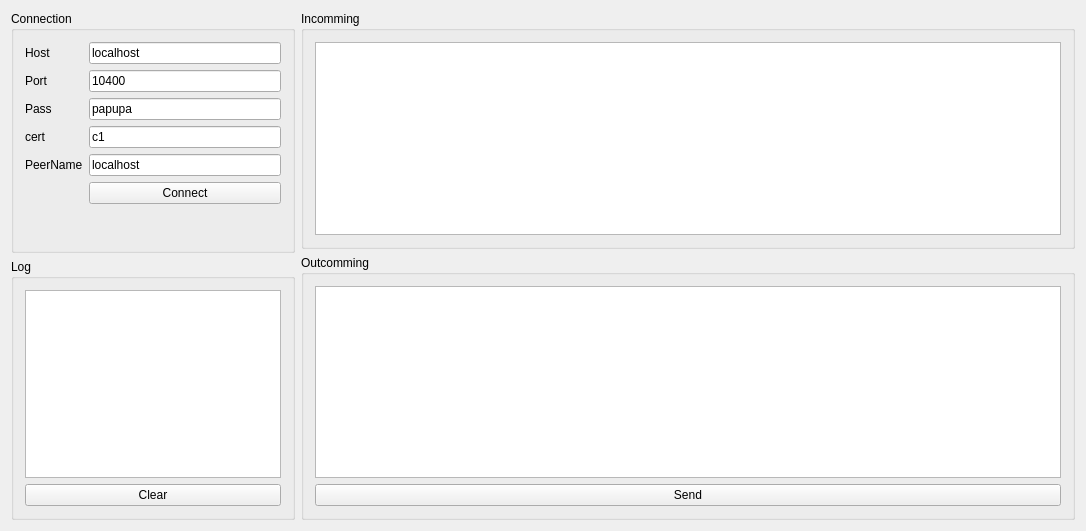
First picture: the form in software/tools/simpleClient/simpleClient/MainWindow.ui, repository ddomurad/mibot, before the edit.
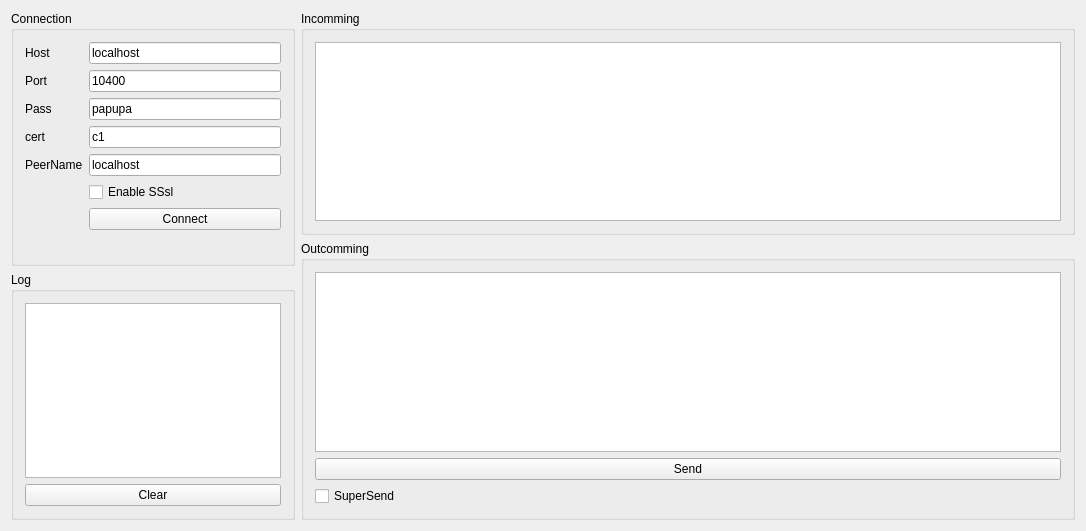
Second picture: the form after the edit.

The edit to the form file:
```diff
--- a/software/tools/simpleClient/simpleClient/MainWindow.ui
+++ b/software/tools/simpleClient/simpleClient/MainWindow.ui
@@ -101,7 +101,7 @@
              </property>
             </widget>
            </item>
-           <item row="5" column="1">
+           <item row="6" column="1">
             <widget class="QPushButton" name="btn_connect">
              <property name="text">
               <string>Connect</string>
@@ -122,6 +122,13 @@
              </property>
             </widget>
            </item>
+           <item row="5" column="1">
+            <widget class="QCheckBox" name="check_enable_ssl">
+             <property name="text">
+              <string>Enable SSsl</string>
+             </property>
+            </widget>
+           </item>
           </layout>
          </item>
         </layout>
@@ -178,6 +185,13 @@
            </property>
           </widget>
          </item>
+         <item>
+          <widget class="QCheckBox" name="checkBox">
+           <property name="text">
+            <string>SuperSend</string>
+           </property>
+          </widget>
+         </item>
         </layout>
        </widget>
       </item>
```
Left out of the diff: 2 changed lines with no effect on the pictures.
